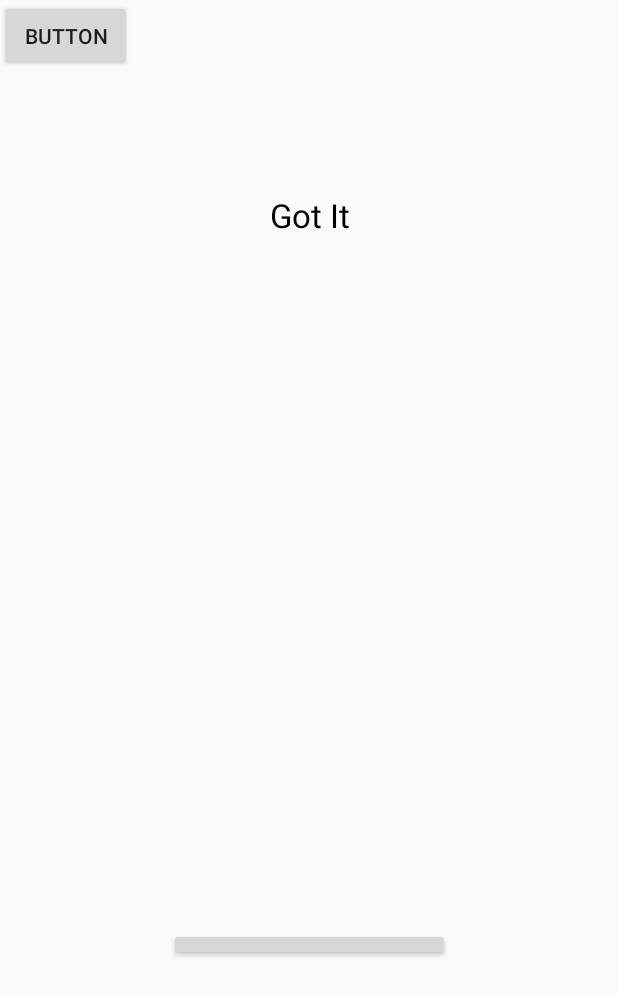
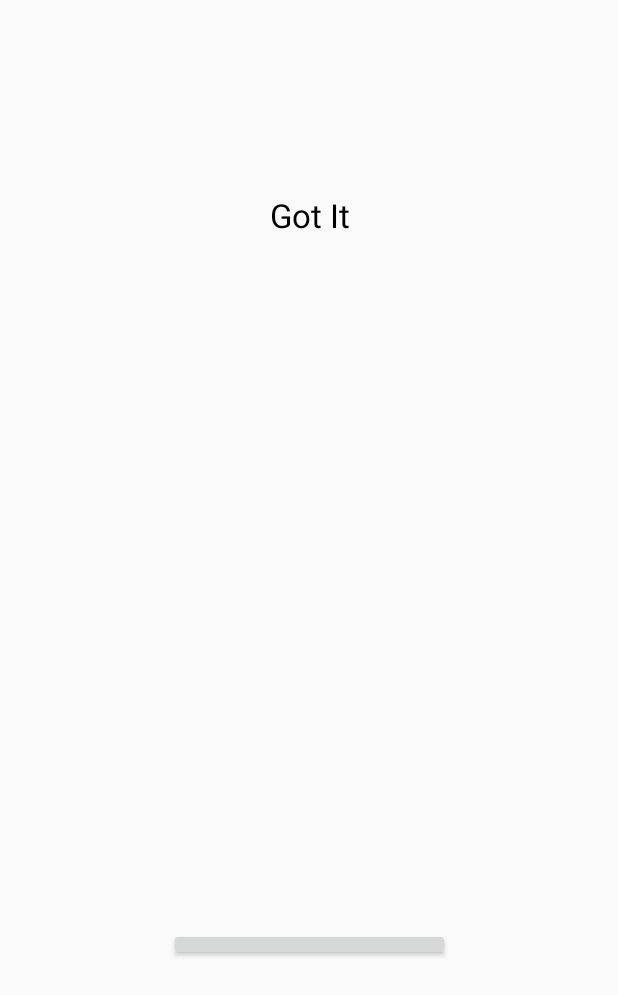
Before and after one commit to A01377515/gotIt, an Android app: the screen it shows after launch (MainActivity), on a phone screen of 412 x 824 dp. Shown: the top 995 px of the screen. Run offline under Robolectric (Android 15) with nearby library versions, the phone set to English and light mode, and no system bars; our stand-ins replace Firebase (no records; nobody signed in at launch, a user with empty details on screens opened directly); libraries missing offline, so code that uses them is left out: com.facebook, com.facebook.login; plain views replace LoginButton; 4 statements that could not run were skipped.

Commit message:
after merge

```diff
--- a/app/src/main/java/mx/itesm/wkt/gotita/MainActivity.java
+++ b/app/src/main/java/mx/itesm/wkt/gotita/MainActivity.java
@@ -129,11 +129,6 @@ public class MainActivity extends AppCompatActivity {
                 });
     }
 
-    public void prueba(View v){
-        Intent intWall = new Intent(this,Wall.class);
-        startActivity(intWall);
-    }
-
     private void updateUI(FirebaseUser user) {
         if (user != null) {
             Intent intWall = new Intent(this, Wall.class);
--- a/app/src/main/res/layout/activity_main.xml
+++ b/app/src/main/res/layout/activity_main.xml
@@ -42,13 +42,4 @@
         app:layout_constraintTop_toBottomOf="@+id/main_title"
         app:layout_constraintVertical_bias="0.721" />
 
-    <Button
-        android:id="@+id/buttonPrueba"
-        android:layout_width="wrap_content"
-        android:layout_height="wrap_content"
-        android:onClick="prueba"
-        android:text="Button"
-        tools:layout_editor_absoluteX="148dp"
-        tools:layout_editor_absoluteY="481dp" />
-
 </android.support.constraint.ConstraintLayout>
```
